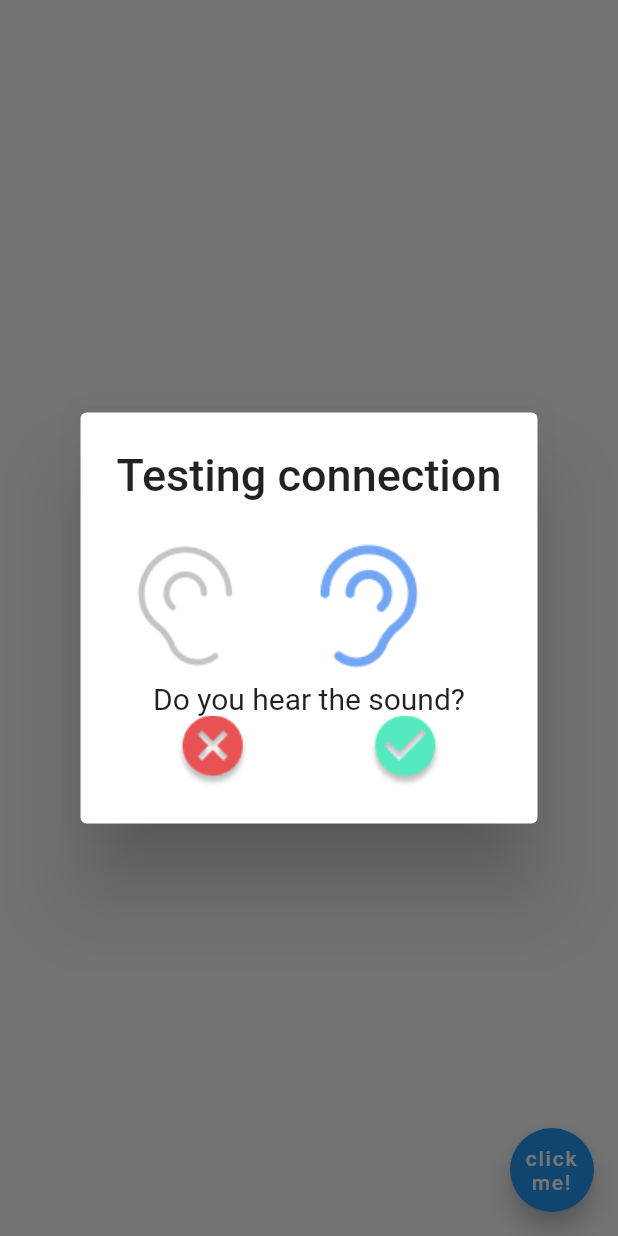
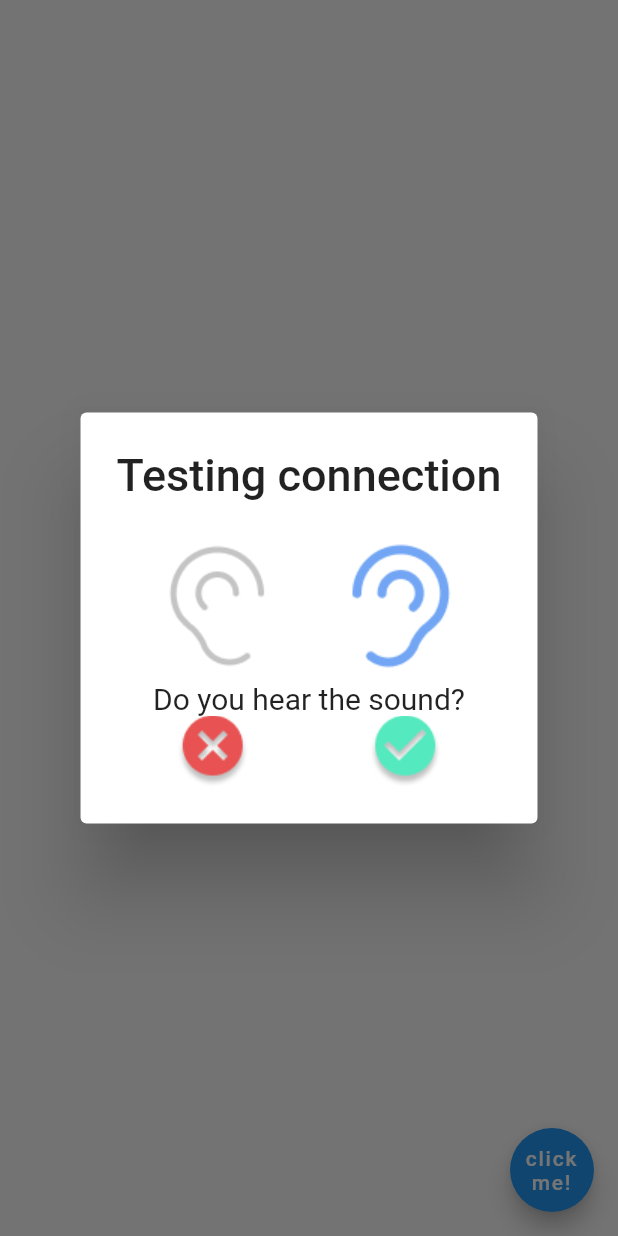
Before and after one commit to SersanAslanDTUProjects/hear_better, a Flutter app: the screen it shows after launch, after a tap on "click me!", on a phone screen of 412 x 824 dp. Run offline on Flutter 3.47's test engine with Material 2 defaults, Android fonts, the phone set to English and light mode, and no system bars.

Commit message:
almost done
MVP is done.  Layout needs to change and maybe some navigation

```diff
--- a/lib/screens/dialogs/test_connection/ear_test_connection.dart
+++ b/lib/screens/dialogs/test_connection/ear_test_connection.dart
@@ -1,6 +1,4 @@
 import 'package:flutter/material.dart';
-
-
 
 class EarTest extends StatefulWidget {
   @override
@@ -8,18 +6,14 @@ class EarTest extends StatefulWidget {
 }
 
 class _EarTestState extends State<EarTest> {
-  String testingEar ="assets/rightEar.png";
-
+  String testingEar = "assets/rightEar.png";
 
   @override
-  void leftEarTest(){
+  void leftEarTest() {
     setState(() {
-      testingEar = "assets/leftEar.png";
+      this.testingEar = "assets/leftEar.png";
     });
   }
-
-
-
 
   @override
   Widget build(BuildContext context) {
@@ -34,24 +28,22 @@ class _EarTestState extends State<EarTest> {
             mainAxisSize: MainAxisSize.min,
             crossAxisAlignment: CrossAxisAlignment.start,
             children: <Widget>[
-            Image.asset(
-              testingEar,
-              alignment: Alignment.center,
+              Center(
+                child: Image.asset(testingEar, alignment: Alignment.center),
               ),
-            Center(
-              child: Align(
+              Align(
                 child: Text(
                   "Do you hear the sound?",
                   style: TextStyle(fontSize: 20),
                 ),
               ),
-            ),
-            Container(
-              child: Row(
+              Row(
                 mainAxisAlignment: MainAxisAlignment.spaceAround,
                 children: [
                   FlatButton(
                       onPressed: () {
+                        Navigator.of(context).pop();
+                        //Think there is a better way ^
                         showDialog(
                           barrierDismissible: false,
                           context: context,
@@ -59,22 +51,22 @@ class _EarTestState extends State<EarTest> {
                               _cancelPopUp(context),
                           //should eliminate itself
                         );
-                        // Navigator.of(context).pop();
                       },
                       child: Image.asset('assets/no.png')),
                   FlatButton(
                     onPressed: () {
+                      if (testingEar == "assets/leftEar.png") {
+                        Navigator.of(context).pop();
+                      }
                       leftEarTest();
                     },
                     child: Image.asset('assets/yes.png'),
                   ),
                 ],
               ),
-            ),
             ],
           ),
-      ),
-    );
+        ));
   }
 
   Widget _cancelPopUp(BuildContext context) {
@@ -90,7 +82,7 @@ class _EarTestState extends State<EarTest> {
         ],
       ),
       actions: [
-        new FlatButton(
+        FlatButton(
           onPressed: () {
             Navigator.of(context).pop();
             // navigate back to "connect your device
```
Lines whose indentation alone changed are shown as unchanged.
